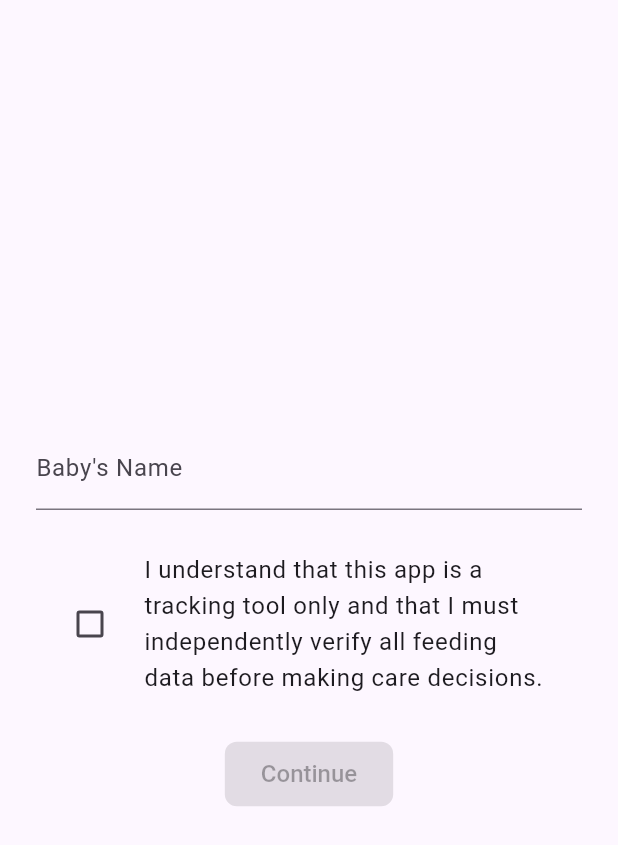
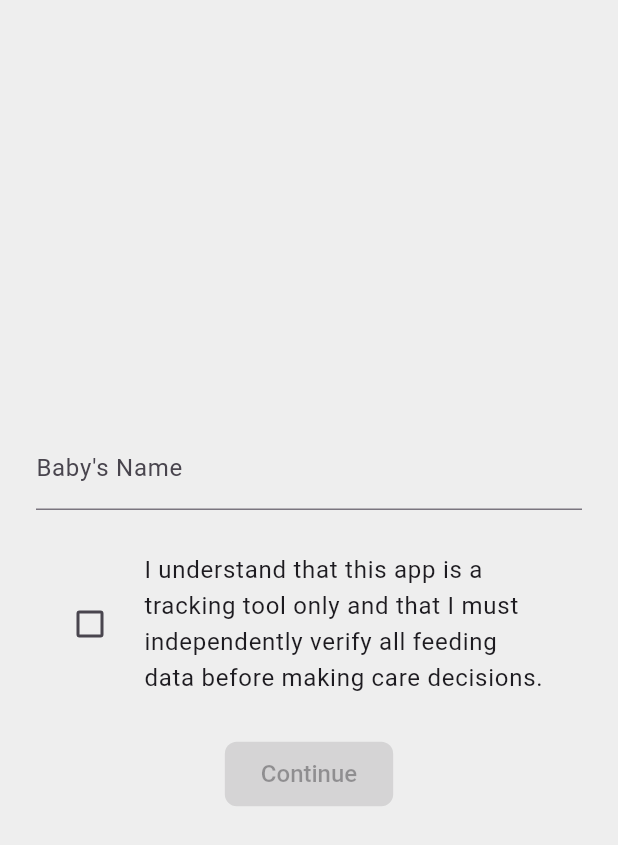
Before and after one commit to ppapak/breastfeedingtimer, a Flutter app: the screen it shows after launch, on a phone screen of 412 x 824 dp. Shown: the top 845 px of the screen. Run offline on Flutter 3.47's test engine with Material 3 defaults, Android fonts, the phone set to English and light mode, and no system bars; our stand-ins replace google_fonts, image_picker, share_plus, shared_preferences.

Commit message:
chagned light theme

```diff
--- a/lib/main.dart
+++ b/lib/main.dart
@@ -40,23 +40,26 @@ class MyApp extends StatelessWidget {
       bodyMedium: GoogleFonts.roboto(fontSize: 14),
     );
 
+    final ColorScheme lightColorScheme = ColorScheme.fromSeed(
+      seedColor: primarySeedColor,
+      brightness: Brightness.light,
+    );
+
     final ThemeData lightTheme = ThemeData(
       useMaterial3: true,
-      colorScheme: ColorScheme.fromSeed(
-        seedColor: primarySeedColor,
-        brightness: Brightness.light,
-      ),
+      colorScheme: lightColorScheme,
+      scaffoldBackgroundColor: Colors.grey.shade200,
       textTheme: appTextTheme,
       appBarTheme: AppBarTheme(
         backgroundColor: Colors.transparent,
-        foregroundColor: Theme.of(context).colorScheme.onSurface,
+        foregroundColor: lightColorScheme.onSurface,
         elevation: 0,
-        titleTextStyle: GoogleFonts.roboto(fontSize: 24, fontWeight: FontWeight.bold, color: Theme.of(context).colorScheme.onSurface),
+        titleTextStyle: GoogleFonts.roboto(fontSize: 24, fontWeight: FontWeight.bold, color: lightColorScheme.onSurface),
       ),
       elevatedButtonTheme: ElevatedButtonThemeData(
         style: ElevatedButton.styleFrom(
-          foregroundColor: Theme.of(context).colorScheme.onPrimary,
-          backgroundColor: Theme.of(context).colorScheme.primary,
+          foregroundColor: lightColorScheme.onPrimary,
+          backgroundColor: lightColorScheme.primary,
           shape: RoundedRectangleBorder(borderRadius: BorderRadius.circular(8)),
           padding: const EdgeInsets.symmetric(horizontal: 24, vertical: 12),
           textStyle:
@@ -65,23 +68,25 @@ class MyApp extends StatelessWidget {
       ),
     );
 
+    final ColorScheme darkColorScheme = ColorScheme.fromSeed(
+      seedColor: primarySeedColor,
+      brightness: Brightness.dark,
+    );
+
     final ThemeData darkTheme = ThemeData(
       useMaterial3: true,
-      colorScheme: ColorScheme.fromSeed(
-        seedColor: primarySeedColor,
-        brightness: Brightness.dark,
-      ),
+      colorScheme: darkColorScheme,
       textTheme: appTextTheme,
       appBarTheme: AppBarTheme(
-        backgroundColor: Colors.grey[900],
-        foregroundColor: Colors.white,
+        backgroundColor: darkColorScheme.surface,
+        foregroundColor: darkColorScheme.onSurface,
         titleTextStyle:
             GoogleFonts.roboto(fontSize: 24, fontWeight: FontWeight.bold),
       ),
       elevatedButtonTheme: ElevatedButtonThemeData(
         style: ElevatedButton.styleFrom(
-          foregroundColor: Colors.black,
-          backgroundColor: Colors.deepPurple.shade200,
+          foregroundColor: darkColorScheme.onPrimary,
+          backgroundColor: darkColorScheme.primary,
           shape: RoundedRectangleBorder(borderRadius: BorderRadius.circular(8)),
           padding: const EdgeInsets.symmetric(horizontal: 24, vertical: 12),
           textStyle:
@@ -353,9 +358,7 @@ class TimerSection extends StatelessWidget {
                 .surfaceContainerHighest
                 .withAlpha(128),
             valueColor: AlwaysStoppedAnimation<Color>(
-              side == BreastSide.left
-                  ? Theme.of(context).colorScheme.primary
-                  : Theme.of(context).colorScheme.secondary,
+              Theme.of(context).colorScheme.primary,
             ),
           ),
           Center(
@@ -383,7 +386,7 @@ class TimerSection extends StatelessWidget {
                     : Theme.of(context).colorScheme.surface,
                 foregroundColor: isSelected
                     ? Theme.of(context).colorScheme.onTertiary
-                    : Theme.of(context).colorScheme.onSurface,
+                    : Theme.of(context).colorScheme.primary,
                 elevation: 8,
               ),
               child: isSelected
--- a/lib/settings_page.dart
+++ b/lib/settings_page.dart
@@ -103,7 +103,7 @@ class AcceptanceHistory extends StatelessWidget {
         crossAxisAlignment: CrossAxisAlignment.start,
         children: [
           Text(
-            'Disclaimer Acceptance History',
+            'Disclaimer Acceptance Dates',
             style: Theme.of(context).textTheme.titleLarge,
           ),
           const SizedBox(height: 8),
```
